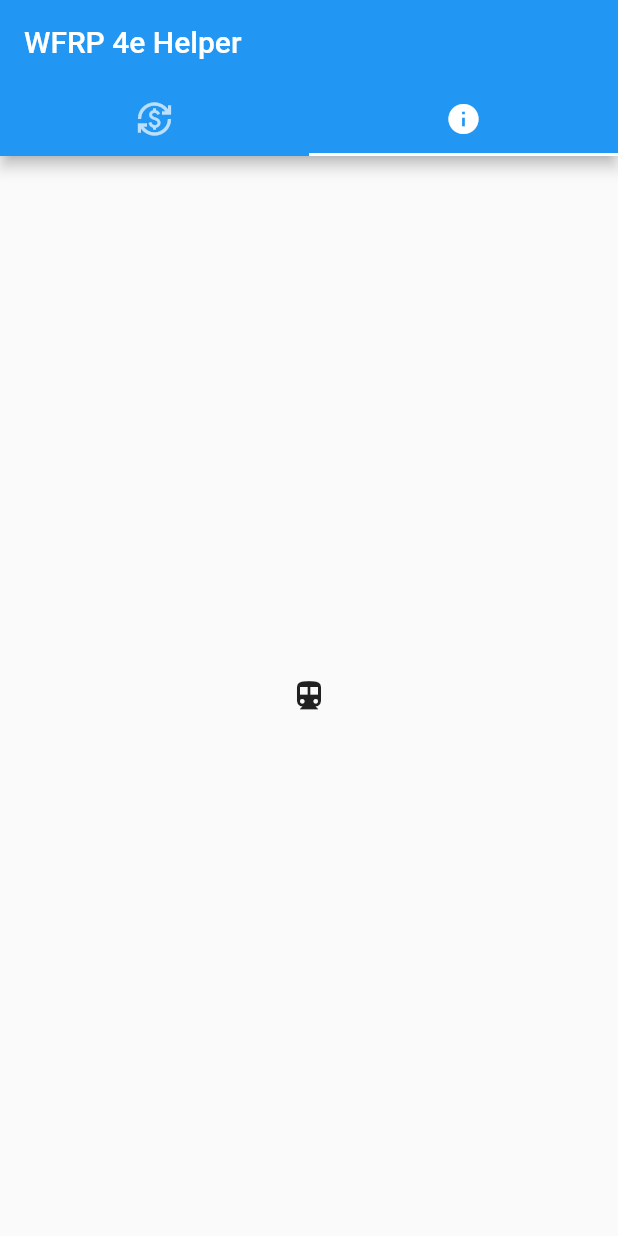
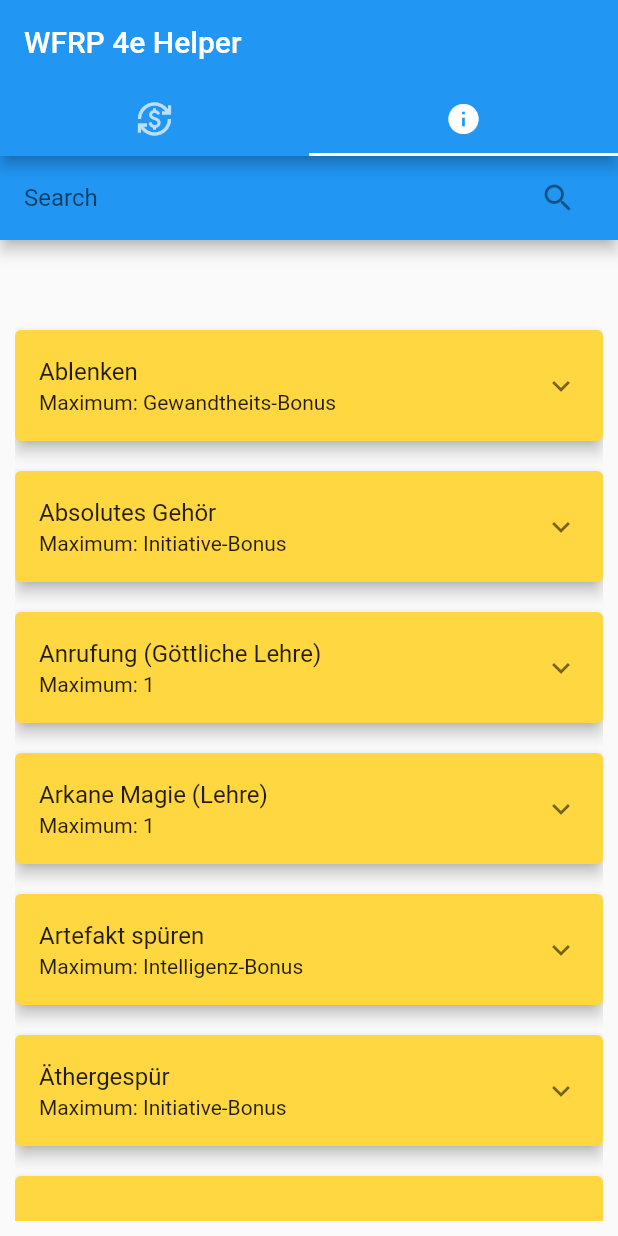
Before and after one commit to Patataking/WarhammerTools, a Flutter app: the screen it shows after launch, tab 2 chosen, on a phone screen of 412 x 824 dp. Run offline on Flutter 3.47's test engine with Material 2 defaults, Android fonts, the light colour scheme and no system bars.

Commit message:
Add basic talent search functionality

```diff
--- /dev/null
+++ b/wfrp_currency/lib/Tabs/resources/talents.dart
@@ -0,0 +1,119 @@
+/*
+{"id": ,"name": "", "maximum": "", "rolls": "", "description": """"""},
+*/
+final List<Map<String, dynamic>> talents = [
+  {
+    "id": 1,
+    "name": "Ablenken",
+    "maximum": "Gewandtheits-Bonus",
+    "rolls": "Athletik zum Ablenken",
+    "description":
+        "Du bist in einfachen antäuschenden Bewegungen geübt, die den Feind ablenken oder erschrecken, um seinen Blick von dem abzulenken, was du eigentlich vorhast. Du kannst die Bewegungsaktion in deinem Zug nutzen, um eine Ablenkung zu versuchen. Dies wird als Vergleichender Athletik/Besonnenheits-Wurf abgehandelt. Wenn du gewinnst, kann dein Gegner bis zum Ende der nächsten Runde keine Vorteile erhalten."
+  },
+  {
+    "id": 2,
+    "name": "Absolutes Gehör",
+    "maximum": "Initiative-Bonus",
+    "rolls":
+        "Unterhalten (Singen), Sprache (tonale Sprachen wie Elthárin, Cathayanisch und Magick)",
+    "description":
+        "Du hast ein absolutes Gehör, kannst Töne und Noten auf den Punkt treffen und ohne Notwendigkeit eines Wurfes heraushören. Zudem fügt dieses Talent jeder Karriere, in die du wechselst, die Fähigkeit Unterhalten (Singen) hinzu. Wenn sich diese bereits in der entsprechenden Karriere befindet, kannst du die Fähigkeit stattdessen für 5 EP weniger pro Steigerung verbessern."
+  },
+  {
+    "id": 3,
+    "name": "Anrufung (Göttliche Lehre)",
+    "maximum": "1",
+    "rolls": "",
+    "description":
+        """Du wurdest von einer der Gottheiten gesegnet und kannst ein einzelnes der Wunder deines Kultes wirken. Zudem kannst du zusätzliche Wunder für 100 EP pro Anzahl der dir bereits bekannten Wunder erwerben. Wenn du also bereits 3 Wunder kennst, dann kostet es 300 EP, das nächste Wunder zu erwerben. Die vollständigen Regeln für das Erlernen neuer Wunder findest du in Kapitel 7: Religion und Glaube. Unter normalen Umständen kannst du nie mehr als ein einziges Anrufung-Talent erlernen. Des Weiteren kannst du die Talente Niedere Magie und Arkane Magie nicht erlernen, wenn du das Talent Anrufung gelernt hast. Du kannst das Talent für 100 EP wieder verlernen, doch dabei verlierst du sofort auch sämtliche Wunder, die du gelernt hast, und gerätst zudem bei deiner Gottheit in extreme Missgunst, was Effekte nach Wahl des SL zur Folge hat"""
+  },
+  {
+    "id": 4,
+    "name": "Arkane Magie (Lehre)",
+    "maximum": "1",
+    "rolls": "",
+    "description":
+        """Du studierst entweder eine der 8 Arkanen Lehren der Magie – Bestien, Feuer, Himmel, Leben, Licht, Metall, Schatten, Tod – oder praktizierst
+eine der weniger bekannten Lehren wie die der Heckenzauberei oder der
+Nekromantie. Du darfst dir nun Zauber deiner ausgewählten Lehre einprägen, für die folgenden EP-Kosten:
+Zahl der gegenwärtig EP-Kosten eines
+eingeprägten Zauber neuen Zaubers
+Intelligenz-Bonus x 1 100 EP
+Intelligenz-Bonus x 2 200 EP
+Intelligenz-Bonus x 3 300 EP
+Intelligenz-Bonus x 4 400 EP
+… und so weiter
+Wenn dein Intelligenz-Bonus 4 beträgt, dann kosten dich die ersten 4
+Zauber jeweils 100 EP, die nächsten 4 jeweils 200 EP und so weiter. Die
+vollständigen Regeln für das Erlernen neuer Zauber findest du in Kapitel
+8: Magie. Unter normalen Umständen kannst du nie mehr als ein einziges Arkane-Magie-Talent erlernen. Des Weiteren kannst du die Talente
+Segen und Anrufung nicht erlernen, wenn du das Talent Arkane Magie
+gelernt hast. Du kannst das Talent für 100 EP wieder verlernen, doch
+dabei verlierst du sofort auch sämtliche Zauber, die du gelernt hast."""
+  },
+  {
+    "id": 5,
+    "name": "Artefakt spüren",
+    "maximum": "Intelligenz-Bonus",
+    "rolls": "Intuitions-Würfe zum Entdecken magischer Artefakte",
+    "description":
+        """Du bist dazu imstande, die Magie im Inneren eines Artefaktes zu erspüren. Dazu darfst du einen Intuitions-Wurf für jedes magische Artefakt ablegen, das du berührst. Bei einem Erfolg spürst du, ob das Artefakt magisch ist; zudem offenbart dir jeder EG eine Sonderregel dieses Gegenstandes, sofern es welche gibt. Normalerweise darfst du diesen Wurf bei jedem Artefakt nur ein einziges Mal versuchen."""
+  },
+  {
+    "id": 6,
+    "name": "Äthergespür",
+    "maximum": "Initiative-Bonus",
+    "rolls": "Kanalisieren (beliebiger Wind)",
+    "description":
+        """Durch Erfahrung, Talent oder Training gelingt es dir, die Winde der Magie sicherer zu manipulieren. Du erleidest keinen Kontrollverlust, wenn du bei einem erfolgreichen Kanalisieren-Wurf einen Pasch würfelst"""
+  },
+  {"id": 7, "name": "", "maximum": "", "rolls": "", "description": """"""},
+  {"id": 8, "name": "", "maximum": "", "rolls": "", "description": """"""},
+  {"id": 9, "name": "", "maximum": "", "rolls": "", "description": """"""},
+  {"id": 10, "name": "", "maximum": "", "rolls": "", "description": """"""},
+  {"id": 11, "name": "", "maximum": "", "rolls": "", "description": """"""},
+  {"id": 12, "name": "", "maximum": "", "rolls": "", "description": """"""},
+  {"id": 13, "name": "", "maximum": "", "rolls": "", "description": """"""},
+  {"id": 14, "name": "", "maximum": "", "rolls": "", "description": """"""},
+  {"id": 15, "name": "", "maximum": "", "rolls": "", "description": """"""},
+  {"id": 16, "name": "", "maximum": "", "rolls": "", "description": """"""},
+  {"id": 17, "name": "", "maximum": "", "rolls": "", "description": """"""},
+  {"id": 18, "name": "", "maximum": "", "rolls": "", "description": """"""},
+  {"id": 19, "name": "", "maximum": "", "rolls": "", "description": """"""},
+  {"id": 20, "name": "", "maximum": "", "rolls": "", "description": """"""},
+  {"id": 21, "name": "", "maximum": "", "rolls": "", "description": """"""},
+  {"id": 22, "name": "", "maximum": "", "rolls": "", "description": """"""},
+  {"id": 23, "name": "", "maximum": "", "rolls": "", "description": """"""},
+  {"id": 24, "name": "", "maximum": "", "rolls": "", "description": """"""},
+  {"id": 25, "name": "", "maximum": "", "rolls": "", "description": """"""},
+  {"id": 26, "name": "", "maximum": "", "rolls": "", "description": """"""},
+  {"id": 27, "name": "", "maximum": "", "rolls": "", "description": """"""},
+  {"id": 28, "name": "", "maximum": "", "rolls": "", "description": """"""},
+  {"id": 29, "name": "", "maximum": "", "rolls": "", "description": """"""},
+  {"id": 30, "name": "", "maximum": "", "rolls": "", "description": """"""},
+  {"id": 31, "name": "", "maximum": "", "rolls": "", "description": """"""},
+  {"id": 32, "name": "", "maximum": "", "rolls": "", "description": """"""},
+  {"id": 33, "name": "", "maximum": "", "rolls": "", "description": """"""},
+  {"id": 34, "name": "", "maximum": "", "rolls": "", "description": """"""},
+  {"id": 35, "name": "", "maximum": "", "rolls": "", "description": """"""},
+  {"id": 36, "name": "", "maximum": "", "rolls": "", "description": """"""},
+  {"id": 37, "name": "", "maximum": "", "rolls": "", "description": """"""},
+  {"id": 38, "name": "", "maximum": "", "rolls": "", "description": """"""},
+  {"id": 39, "name": "", "maximum": "", "rolls": "", "description": """"""},
+  {"id": 40, "name": "", "maximum": "", "rolls": "", "description": """"""},
+  {"id": 41, "name": "", "maximum": "", "rolls": "", "description": """"""},
+  {"id": 42, "name": "", "maximum": "", "rolls": "", "description": """"""},
+  {"id": 43, "name": "", "maximum": "", "rolls": "", "description": """"""},
+  {"id": 44, "name": "", "maximum": "", "rolls": "", "description": """"""},
+  {"id": 45, "name": "", "maximum": "", "rolls": "", "description": """"""},
+  {"id": 46, "name": "", "maximum": "", "rolls": "", "description": """"""},
+  {"id": 47, "name": "", "maximum": "", "rolls": "", "description": """"""},
+  {"id": 48, "name": "", "maximum": "", "rolls": "", "description": """"""},
+  {"id": 49, "name": "", "maximum": "", "rolls": "", "description": """"""},
+  {"id": 50, "name": "", "maximum": "", "rolls": "", "description": """"""},
+  {"id": 51, "name": "", "maximum": "", "rolls": "", "description": """"""},
+  {"id": 52, "name": "", "maximum": "", "rolls": "", "description": """"""},
+  {"id": 53, "name": "", "maximum": "", "rolls": "", "description": """"""},
+  {"id": 54, "name": "", "maximum": "", "rolls": "", "description": """"""},
+  {"id": 55, "name": "", "maximum": "", "rolls": "", "description": """"""},
+];
--- a/wfrp_currency/lib/Tabs/talents_tab.dart
+++ b/wfrp_currency/lib/Tabs/talents_tab.dart
@@ -0,0 +1,120 @@
+import 'package:flutter/material.dart';
+
+import 'resources/talents.dart';
+
+class TalentTab extends StatefulWidget {
+  const TalentTab({Key? key, required this.title}) : super(key: key);
+
+  // This widget is the home page of your application. It is stateful, meaning
+  // that it has a State object (defined below) that contains fields that affect
+  // how it looks.
+
+  // This class is the configuration for the state. It holds the values (in this
+  // case the title) provided by the parent (in this case the App widget) and
+  // used by the build method of the State. Fields in a Widget subclass are
+  // always marked "final".
+
+  final String title;
+
+  @override
+  State<TalentTab> createState() => _TalentTabState();
+}
+
+class _TalentTabState extends State<TalentTab> {
+  final List<Map<String, dynamic>> _allTalents = talents;
+
+  List<Map<String, dynamic>> _filteredTalents = [];
+
+  @override
+  initState() {
+    _filteredTalents = _allTalents;
+    super.initState();
+  }
+
+  // This function is called whenever the text field changes
+  void _runFilter(String enteredKeyword) {
+    List<Map<String, dynamic>> results = [];
+    if (enteredKeyword.isEmpty) {
+      // if the search field is empty or only contains white-space, we'll display all users
+      results = _allTalents;
+    } else {
+      results = _allTalents
+          .where((user) =>
+              user["name"].toLowerCase().contains(enteredKeyword.toLowerCase()))
+          .toList();
+      // we use the toLowerCase() method to make it case-insensitive
+    }
+
+    // Refresh the UI
+    setState(() {
+      _filteredTalents = results;
+    });
+  }
+
+  @override
+  Widget build(BuildContext context) {
+    return Scaffold(
+      appBar: AppBar(
+        title: TextField(
+          onChanged: (value) => _runFilter(value),
+          decoration: const InputDecoration(
+              labelText: 'Search', suffixIcon: Icon(Icons.search)),
+        ),
+      ),
+      body: Padding(
+        padding: const EdgeInsets.all(10),
+        child: Column(
+          children: [
+            const SizedBox(
+              height: 20,
+            ),
+            const SizedBox(
+              height: 20,
+            ),
+            Expanded(
+              child: _filteredTalents.isNotEmpty
+                  ? ListView.builder(
+                      itemCount: _filteredTalents.length,
+                      itemBuilder: (context, index) => Card(
+                        key: ValueKey(_filteredTalents[index]["id"]),
+                        color: Colors.amberAccent,
+                        elevation: 4,
+                        margin: const EdgeInsets.symmetric(vertical: 10),
+                        child: ExpansionTile(
+                            title: Text(_filteredTalents[index]['name']),
+                            subtitle: Text(
+                                "Maximum: ${_filteredTalents[index]['maximum']}"),
+                            children: [
+                              Column(
+                                children: [
+                                  if (_filteredTalents[index][
+                                          'rolls'] // TODO: Find out how to use one expression
+                                      .toString()
+                                      .isNotEmpty)
+                                    const Text("Würfe:"),
+                                  if (_filteredTalents[index]['rolls']
+                                      .toString()
+                                      .isNotEmpty)
+                                    Text(_filteredTalents[index]['rolls']
+                                        .toString()),
+                                  if (_filteredTalents[index]['rolls']
+                                      .toString()
+                                      .isNotEmpty)
+                                    const SizedBox(height: 10),
+                                  Text(_filteredTalents[index]['description'])
+                                ],
+                              )
+                            ]),
+                      ),
+                    )
+                  : const Text(
+                      'No results found',
+                      style: TextStyle(fontSize: 24),
+                    ),
+            ),
+          ],
+        ),
+      ),
+    );
+  }
+}
--- a/wfrp_currency/lib/main.dart
+++ b/wfrp_currency/lib/main.dart
@@ -1,6 +1,7 @@
 import 'package:flutter/material.dart';
 
 import 'Tabs/currencies_tab.dart';
+import 'Tabs/talents_tab.dart';
 
 void main() {
   runApp(const MyApp());
@@ -41,7 +42,7 @@
           body: const TabBarView(
             children: [
               CurrencyTab(title: 'Currency Conversion'),
-              Icon(Icons.directions_transit),
+              TalentTab(title: 'Talents')
             ],
           ),
         ),
```
